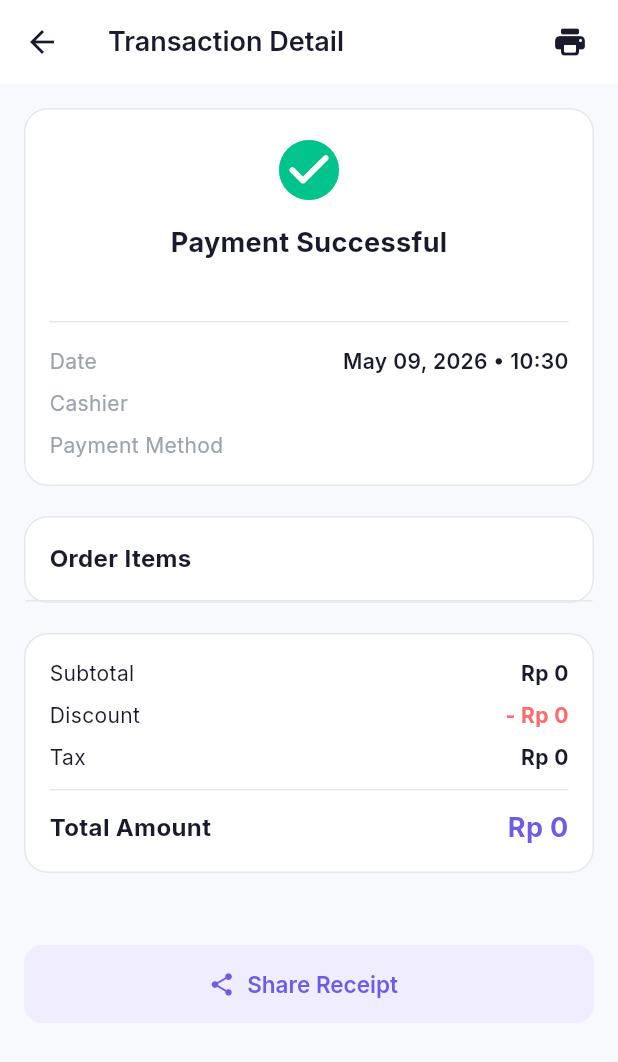
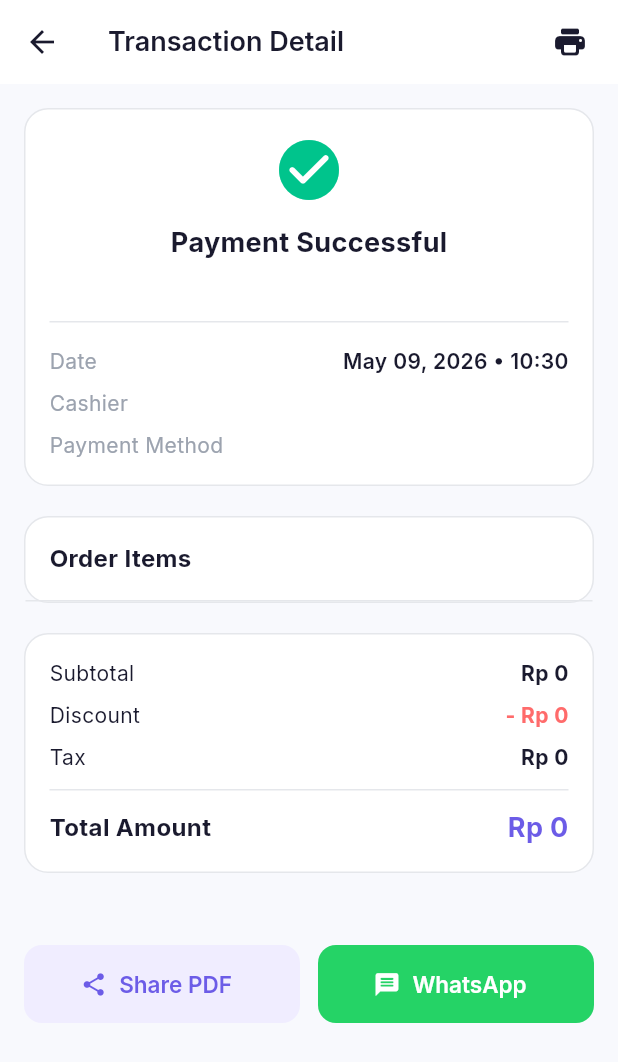
Before and after one commit to artprasetya/My-POS, a Flutter app: the TransactionDetailScreen screen opened directly with empty values, after a tap on the "print" icon, on a phone screen of 412 x 824 dp. Shown: the top 1062 px of the screen. Run offline on Flutter 3.47's test engine with Material 3 defaults, Android fonts, the phone set to English and light mode, and no system bars; our stand-ins replace equatable, fl_chart, flutter_animate, flutter_bloc, flutter_dotenv, go_router and 6 more; missing offline and left inert: mobile_scanner, syncfusion_flutter_xlsio, universal_html; accounts and stored records are empty.

Commit message:
feat: implement auto-print, receipt sharing, and WhatsApp integration features

```diff
--- a/l10n.yaml
+++ b/l10n.yaml
@@ -1,3 +1,5 @@
 arb-dir: lib/l10n
 template-arb-file: app_en.arb
 output-localization-file: app_localizations.dart
+output-dir: lib/l10n
+synthetic-package: false
--- a/lib/core/utils/receipt_service.dart
+++ b/lib/core/utils/receipt_service.dart
@@ -3,6 +3,8 @@ import 'package:my_pos/features/transactions/domain/models/transaction.dart';
 import 'package:pdf/pdf.dart';
 import 'package:pdf/widgets.dart' as pw;
 import 'package:printing/printing.dart';
+import 'package:url_launcher/url_launcher.dart';
+import 'package:shared_preferences/shared_preferences.dart';
 
 class ReceiptService {
   static final _currencyFormat = NumberFormat.currency(
@@ -11,12 +13,27 @@ class ReceiptService {
     decimalDigits: 0,
   );
 
-  static Future<void> generateAndPrint(Transaction transaction) async {
+  static Future<pw.Document> _generateDocument(Transaction transaction) async {
+    final prefs = await SharedPreferences.getInstance();
+    final paperSize = prefs.getString('printer_paper_size') ?? '80mm';
+
+    PdfPageFormat format;
+    switch (paperSize) {
+      case '58mm':
+        format = PdfPageFormat.roll57;
+        break;
+      case 'A4':
+        format = PdfPageFormat.a4;
+        break;
+      default:
+        format = PdfPageFormat.roll80;
+    }
+
     final pdf = pw.Document();
 
     pdf.addPage(
       pw.Page(
-        pageFormat: PdfPageFormat.roll80, // Standard receipt width
+        pageFormat: format,
         build: (pw.Context context) {
           return pw.Column(
             crossAxisAlignment: pw.CrossAxisAlignment.start,
@@ -137,12 +154,55 @@ class ReceiptService {
         },
       ),
     );
+    return pdf;
+  }
 
-    // Direct print or preview
+  static Future<void> generateAndPrint(Transaction transaction) async {
+    final pdf = await _generateDocument(transaction);
     await Printing.layoutPdf(
       onLayout: (PdfPageFormat format) async => pdf.save(),
       name: 'receipt_${transaction.transactionNumber}.pdf',
     );
+  }
+
+  static Future<void> shareReceipt(Transaction transaction) async {
+    final pdf = await _generateDocument(transaction);
+    await Printing.sharePdf(
+      bytes: await pdf.save(),
+      filename: 'receipt_${transaction.transactionNumber}.pdf',
+    );
+  }
+
+  static Future<void> sendToWhatsApp(Transaction transaction) async {
+    final date = DateFormat('dd/MM/yy HH:mm').format(transaction.createdAt);
+    final itemsBuffer = StringBuffer();
+
+    for (final item in transaction.items) {
+      itemsBuffer.writeln(
+          '• ${item.productName} (${item.quantity}x) - ${_currencyFormat.format(item.subtotal)}');
+    }
+
+    final message = '''
+*MY POS STORE - RECEIPT*
+--------------------------------
+Order: #${transaction.transactionNumber}
+Date: $date
+--------------------------------
+*Items:*
+${itemsBuffer.toString()}
+--------------------------------
+*TOTAL: ${_currencyFormat.format(transaction.total)}*
+Payment: ${transaction.paymentMethod.toUpperCase()}
+
+Thank you for shopping!
+''';
+
+    final encodedMessage = Uri.encodeComponent(message);
+    final url = 'https://wa.me/?text=$encodedMessage';
+
+    if (await canLaunchUrl(Uri.parse(url))) {
+      await launchUrl(Uri.parse(url), mode: LaunchMode.externalApplication);
+    }
   }
 
   static pw.Widget _buildTotalRow(String label, String value) {
--- a/lib/features/transactions/presentation/screens/transaction_detail_screen.dart
+++ b/lib/features/transactions/presentation/screens/transaction_detail_screen.dart
@@ -6,6 +6,7 @@ import 'package:my_pos/core/constants/app_sizes.dart';
 import 'package:my_pos/core/extensions/number_extensions.dart';
 import 'package:my_pos/core/widgets/pos_card.dart';
 import 'package:my_pos/core/widgets/pos_loading_indicator.dart';
+import 'package:my_pos/core/utils/receipt_service.dart';
 import 'package:my_pos/features/transactions/domain/models/transaction.dart';
 import 'package:my_pos/features/transactions/presentation/bloc/transaction_bloc.dart';
 
@@ -33,12 +34,18 @@ class _TransactionDetailScreenState extends State<TransactionDetailScreen> {
       appBar: AppBar(
         title: const Text('Transaction Detail'),
         actions: [
-          IconButton(
-            onPressed: () {
-              // Print placeholder
-            },
+          BlocBuilder<TransactionBloc, TransactionState>(
+            builder: (context, state) {
+              if (state is TransactionDetailLoaded) {
+                return IconButton(
+                  onPressed: () =>
+                      ReceiptService.generateAndPrint(state.transaction),
                   icon: const Icon(Icons.print_rounded),
                   tooltip: 'Print Receipt',
+                );
+              }
+              return const SizedBox.shrink();
+            },
           ),
           const SizedBox(width: AppSizes.sm),
         ],
@@ -61,19 +68,40 @@ class _TransactionDetailScreenState extends State<TransactionDetailScreen> {
                   const SizedBox(height: AppSizes.xl),
                   _buildSummary(txn),
                   const SizedBox(height: AppSizes.huge),
-                  SizedBox(
-                    width: double.infinity,
+                   Row(
+                    children: [
+                      Expanded(
+                        child: SizedBox(
                           height: 52,
                           child: ElevatedButton.icon(
-                      onPressed: () {},
+                            onPressed: () => ReceiptService.shareReceipt(txn),
                             icon: const Icon(Icons.share_rounded),
-                      label: const Text('Share Receipt'),
+                            label: const Text('Share PDF'),
                             style: ElevatedButton.styleFrom(
                               backgroundColor: AppColors.primarySurface,
                               foregroundColor: AppColors.primary,
                               elevation: 0,
                             ),
                           ),
+                        ),
+                      ),
+                      const SizedBox(width: AppSizes.md),
+                      Expanded(
+                        child: SizedBox(
+                          height: 52,
+                          child: ElevatedButton.icon(
+                            onPressed: () => ReceiptService.sendToWhatsApp(txn),
+                            icon: const Icon(Icons.message_rounded),
+                            label: const Text('WhatsApp'),
+                            style: ElevatedButton.styleFrom(
+                              backgroundColor: const Color(0xFF25D366),
+                              foregroundColor: Colors.white,
+                              elevation: 0,
+                            ),
+                          ),
+                        ),
+                      ),
+                    ],
                   ),
                 ],
               ),
--- a/pubspec.yaml
+++ b/pubspec.yaml
@@ -56,6 +56,7 @@ dependencies:
   # Excel export
   syncfusion_flutter_xlsio: ^28.2.7
 
+
   # Path
   path_provider: ^2.1.4
 
@@ -64,6 +65,7 @@ dependencies:
 
   # Utilities
   flutter_dotenv: ^6.0.0
+  url_launcher: ^6.3.1
 
   # Icons
   iconsax: ^0.0.8
```
Also changed, not shown: lib/features/pos/presentation/widgets/checkout_dialog.dart (+11 -1 lines), lib/features/settings/presentation/screens/settings_screen.dart (+0 -9 lines), pubspec.lock. Lines whose indentation alone changed are shown as unchanged.
